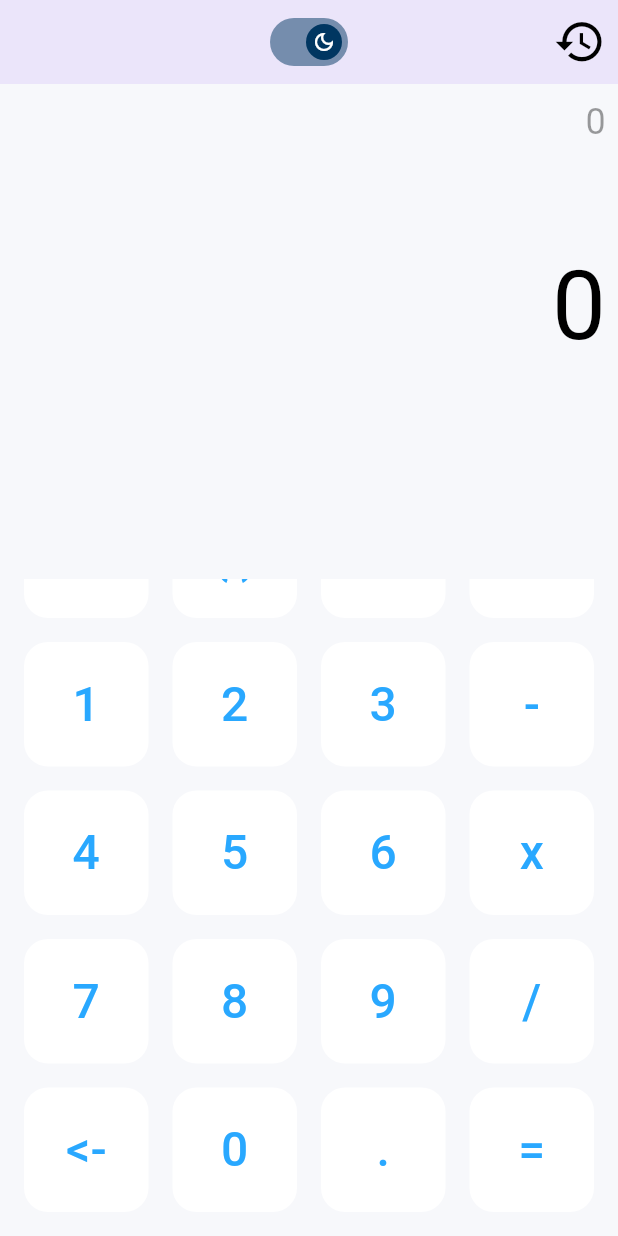
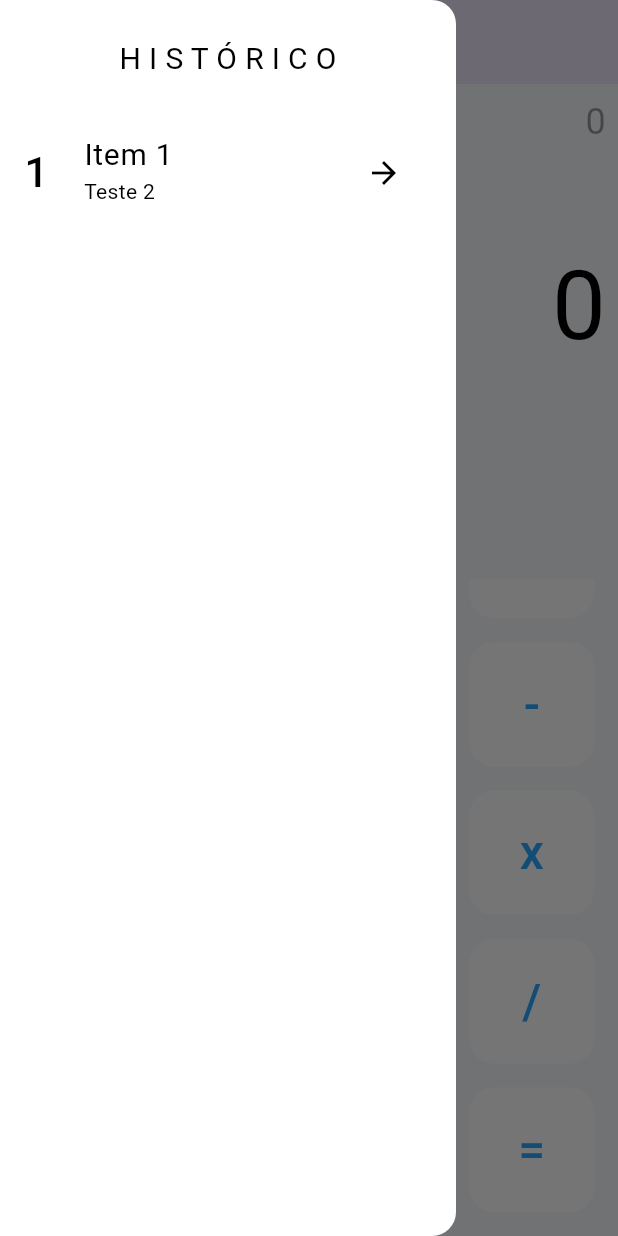
Before and after one commit to YLeall/calculator, a Flutter app: the screen it shows after launch, scrolled down 65 dp, after a tap on the "history" icon, on a phone screen of 412 x 824 dp. Run offline on Flutter 3.47's test engine with Material 2 defaults, Android fonts, the phone set to English and light mode, and no system bars; our stand-ins replace get.

Commit message:
implementando histórico

```diff
--- a/lib/button_tile.dart
+++ b/lib/button_tile.dart
@@ -34,7 +34,8 @@ class ButtonTile extends StatelessWidget {
           },
           style: ButtonStyle(
             overlayColor: MaterialStateColor.resolveWith(
-              (states) => Colors.white.withOpacity(0.1),
+              (states) =>
+                  const Color.fromARGB(110, 255, 255, 255).withOpacity(0.1),
             ),
           ),
           child: Text(
--- a/lib/calculator_controller.dart
+++ b/lib/calculator_controller.dart
@@ -1,6 +1,4 @@
-import 'package:calculator/theme.dart';
 import 'package:flutter/material.dart';
-import 'package:flutter/widgets.dart';
 import 'package:get/get.dart';
 
 class CalculatorController extends GetxController {
--- a/lib/calculator_screen.dart
+++ b/lib/calculator_screen.dart
@@ -52,14 +52,61 @@ class CalculatorScreen extends StatelessWidget {
           trackOutlineColor: trackOutlineColor,
         ),
         centerTitle: true,
-        actions: [
-          IconButton(
-            icon: Icon(
-              Icons.history_outlined,
-              color: Theme.of(context).colorScheme.onTertiary,
-              size: 35,
+        leading: Builder(
+          builder: (context) {
+            return IconButton(
+              icon: Icon(
+                Icons.history_outlined,
+                color: Theme.of(context).colorScheme.onTertiary,
+                size: 35,
+              ),
+              onPressed: () {
+                Scaffold.of(context).openDrawer();
+              },
+            );
+          },
+        ),
+      ),
+
+      drawer: NavigationDrawer(
+        children: [
+          const Padding(
+            padding: EdgeInsets.symmetric(vertical: 25),
+            child: Align(
+              alignment: Alignment.center,
+              child: Text(
+                'H I S T Ó R I C O',
+                style: TextStyle(
+                  fontSize: 20,
+                ),
+              ),
             ),
-            onPressed: () {},
+          ),
+          ListTile(
+            leading: const Text(
+              '1',
+              style: TextStyle(
+                fontSize: 28,
+              ),
+            ),
+            title: const Text(
+              'Item 1',
+              style: TextStyle(
+                fontSize: 20,
+              ),
+            ),
+            subtitle: const Text(
+              'Teste 2',
+              style: TextStyle(
+                fontSize: 14,
+              ),
+            ),
+            trailing: IconButton(
+              onPressed: () {},
+              icon: const Icon(
+                Icons.arrow_forward,
+              ),
+            ),
           ),
         ],
       ),
@@ -75,7 +122,8 @@ class CalculatorScreen extends StatelessWidget {
                 () => Text(
                   calculatorController.lastNumberScreen.value.toString(),
                   style: TextStyle(
-                    color:  Theme.of(context).colorScheme.onTertiary.withAlpha(100),
+                    color:
+                        Theme.of(context).colorScheme.onTertiary.withAlpha(100),
                     fontSize: 24,
                   ),
                 ),
@@ -129,24 +177,3 @@ class CalculatorScreen extends StatelessWidget {
     );
   }
 }
-
-/*
-FlutterSwitch(
-            value: calculatorController.switchValue.value,
-            width: 122.0,
-            height: 40,
-            toggleSize: 30.0,
-            padding: 5,
-            onToggle: (value) {
-              calculatorController.changeTheme(value);
-            },
-            activeIcon: const Icon(
-              Icons.dark_mode_outlined,
-              color: Colors.black,
-            ),
-            inactiveIcon: const Icon(
-              Icons.wb_sunny_rounded,
-              color: Colors.black,
-            ),
-          ),
-*/
```
